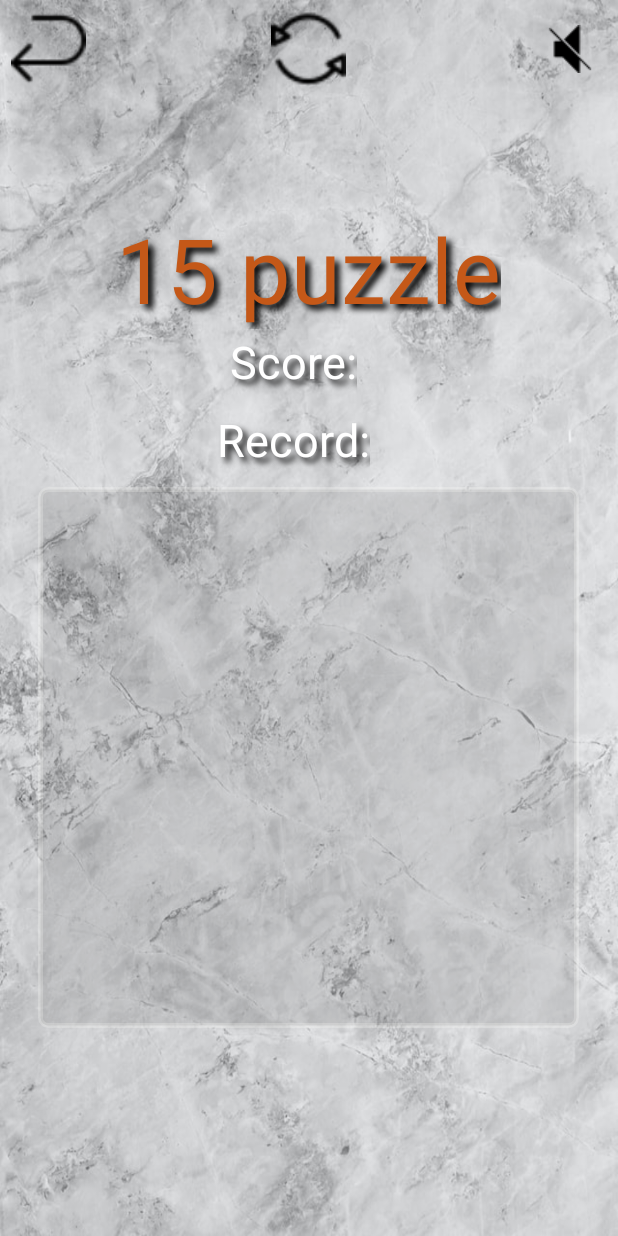
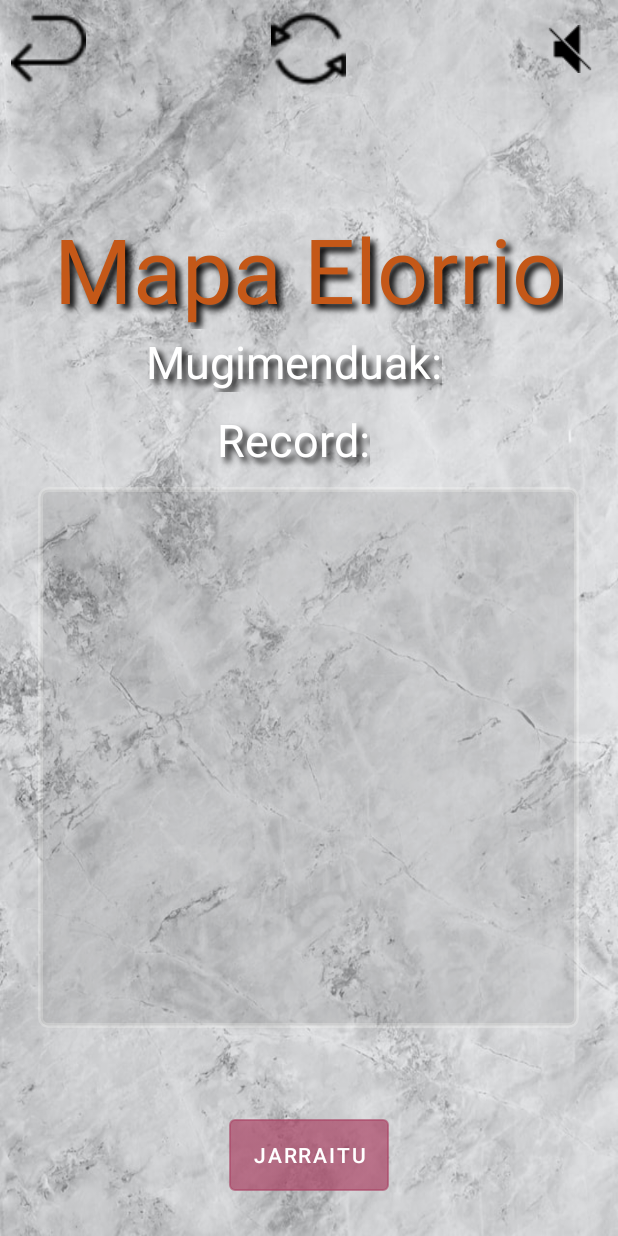
Before and after one commit to Javitrix01/DidaktikElorrioApp, an Android app: the layout activity_game15.xml on its own in the app's theme, with its tools: preview values and no code run, on a phone screen of 412 x 824 dp. Run offline under Robolectric (Android 15) with nearby library versions, the phone set to English and light mode, and no system bars; Roboto replaces fonts that are not available here.

Commit message:
Mas texto cambiado al euskera

```diff
--- a/DidaktikElorrioApp/app/src/main/res/layout/activity_game15.xml
+++ b/DidaktikElorrioApp/app/src/main/res/layout/activity_game15.xml
@@ -48,199 +48,213 @@
 
         <TextView
             android:id="@+id/gameTitle15"
-            android:text="@string/game15"
-            style="@style/textPuzzleStyle"/>
+            style="@style/textPuzzleStyle"
+            android:text="@string/game15" />
 
         <LinearLayout
-            android:orientation="horizontal"
             android:layout_width="wrap_content"
             android:layout_height="wrap_content"
             android:layout_gravity="center_horizontal"
-            android:layout_marginBottom="10dp">
+            android:layout_marginBottom="10dp"
+            android:orientation="horizontal">
 
             <TextView
                 android:id="@+id/tSScore15"
+                style="@style/textGameStyle"
                 android:text="@string/Score"
-                android:textSize="@dimen/textScore15"
-                style="@style/textGameStyle"/>
+                android:textSize="@dimen/textScore15" />
+
             <TextView
                 android:id="@+id/tScore15"
-                android:textSize="@dimen/textScore15"
-                style="@style/textGameStyle"/>
+                style="@style/textGameStyle"
+                android:textSize="@dimen/textScore15" />
         </LinearLayout>
 
         <LinearLayout
-            android:orientation="horizontal"
             android:layout_width="wrap_content"
             android:layout_height="wrap_content"
             android:layout_gravity="center_horizontal"
-            android:layout_marginBottom="10dp" >
+            android:layout_marginBottom="10dp"
+            android:orientation="horizontal">
 
             <TextView
                 android:id="@+id/textBestScore15"
+                style="@style/textGameStyle"
                 android:text="@string/bestScore"
-                android:textSize="@dimen/textRecord15"
-                style="@style/textGameStyle" />
+                android:textSize="@dimen/textRecord15" />
+
             <TextView
                 android:id="@+id/tBestScore15"
-                android:textSize="@dimen/textRecord15"
-                style="@style/textGameStyle" />
+                style="@style/textGameStyle"
+                android:textSize="@dimen/textRecord15" />
         </LinearLayout>
 
         <GridLayout
             android:layout_width="wrap_content"
             android:layout_height="wrap_content"
             android:layout_gravity="center"
+            android:background="@drawable/grid_border"
             android:columnCount="4"
-            android:rowCount="4"
-            android:background="@drawable/grid_border"
-            android:layoutDirection="ltr">
+            android:layoutDirection="ltr"
+            android:rowCount="4">
 
             <ImageButton
                 android:id="@+id/b1500"
+                style="@style/gridBGameStyle15"
                 android:layout_row="0"
                 android:layout_column="0"
-                style="@style/gridBGameStyle15"
+                android:layout_marginStart="@dimen/button_margin_border"
+                android:layout_marginTop="@dimen/button_margin_border"
                 android:layout_marginEnd="@dimen/button_margin"
-                android:layout_marginTop="@dimen/button_margin_border"
-                android:layout_marginStart="@dimen/button_margin_border"
-                android:contentDescription="@string/button"/>
+                android:contentDescription="@string/button" />
+
             <ImageButton
                 android:id="@+id/b1501"
+                style="@style/gridBGameStyle15"
                 android:layout_row="0"
                 android:layout_column="1"
-                style="@style/gridBGameStyle15"
+                android:layout_marginTop="@dimen/button_margin_border"
                 android:layout_marginEnd="@dimen/button_margin"
-                android:layout_marginTop="@dimen/button_margin_border"
                 android:contentDescription="@string/button" />
+
             <ImageButton
                 android:id="@+id/b1502"
+                style="@style/gridBGameStyle15"
                 android:layout_row="0"
                 android:layout_column="2"
-                style="@style/gridBGameStyle15"
+                android:layout_marginTop="@dimen/button_margin_border"
                 android:layout_marginEnd="@dimen/button_margin"
-                android:layout_marginTop="@dimen/button_margin_border"
 
-                android:contentDescription="@string/button"/>
+                android:contentDescription="@string/button" />
+
             <ImageButton
                 android:id="@+id/b1503"
+                style="@style/gridBGameStyle15"
                 android:layout_row="0"
                 android:layout_column="3"
-                style="@style/gridBGameStyle15"
                 android:layout_marginTop="@dimen/button_margin_border"
                 android:layout_marginEnd="@dimen/button_margin_border"
-                android:contentDescription="@string/button"/>
+                android:contentDescription="@string/button" />
 
             <ImageButton
                 android:id="@+id/b1510"
+                style="@style/gridBGameStyle15"
                 android:layout_row="1"
                 android:layout_column="0"
-                style="@style/gridBGameStyle15"
+                android:layout_marginStart="@dimen/button_margin_border"
+                android:layout_marginTop="@dimen/button_margin"
                 android:layout_marginEnd="@dimen/button_margin"
-                android:layout_marginTop="@dimen/button_margin"
-                android:layout_marginStart="@dimen/button_margin_border"
-                android:contentDescription="@string/button"/>
+                android:contentDescription="@string/button" />
+
             <ImageButton
                 android:id="@+id/b1511"
+                style="@style/gridBGameStyle15"
                 android:layout_row="1"
                 android:layout_column="1"
-                style="@style/gridBGameStyle15"
+                android:layout_marginTop="@dimen/button_margin"
                 android:layout_marginEnd="@dimen/button_margin"
-                android:layout_marginTop="@dimen/button_margin"
-                android:contentDescription="@string/button"/>
+                android:contentDescription="@string/button" />
+
             <ImageButton
                 android:id="@+id/b1512"
+                style="@style/gridBGameStyle15"
                 android:layout_row="1"
                 android:layout_column="2"
-                style="@style/gridBGameStyle15"
+                android:layout_marginTop="@dimen/button_margin"
                 android:layout_marginEnd="@dimen/button_margin"
-                android:layout_marginTop="@dimen/button_margin"
-                android:contentDescription="@string/button"/>
+                android:contentDescription="@string/button" />
+
             <ImageButton
                 android:id="@+id/b1513"
+                style="@style/gridBGameStyle15"
                 android:layout_row="1"
                 android:layout_column="3"
-                style="@style/gridBGameStyle15"
                 android:layout_marginTop="@dimen/button_margin"
-                android:contentDescription="@string/button"/>
+                android:contentDescription="@string/button" />
 
             <ImageButton
                 android:id="@+id/b1520"
+                style="@style/gridBGameStyle15"
                 android:layout_row="2"
                 android:layout_column="0"
-                style="@style/gridBGameStyle15"
+                android:layout_marginStart="@dimen/button_margin_border"
+                android:layout_marginTop="@dimen/button_margin"
                 android:layout_marginEnd="@dimen/button_margin"
-                android:layout_marginTop="@dimen/button_margin"
-                android:layout_marginStart="@dimen/button_margin_border"
-                android:contentDescription="@string/button"/>
+                android:contentDescription="@string/button" />
+
             <ImageButton
                 android:id="@+id/b1521"
+                style="@style/gridBGameStyle15"
                 android:layout_row="2"
                 android:layout_column="1"
-                style="@style/gridBGameStyle15"
+                android:layout_marginTop="@dimen/button_margin"
                 android:layout_marginEnd="@dimen/button_margin"
-                android:layout_marginTop="@dimen/button_margin"
-                android:contentDescription="@string/button"/>
+                android:contentDescription="@string/button" />
+
             <ImageButton
                 android:id="@+id/b1522"
+                style="@style/gridBGameStyle15"
                 android:layout_row="2"
                 android:layout_column="2"
-                style="@style/gridBGameStyle15"
+                android:layout_marginTop="@dimen/button_margin"
                 android:layout_marginEnd="@dimen/button_margin"
-                android:layout_marginTop="@dimen/button_margin"
-                android:contentDescription="@string/button"/>
+                android:contentDescription="@string/button" />
+
             <ImageButton
                 android:id="@+id/b1523"
+                style="@style/gridBGameStyle15"
                 android:layout_row="2"
                 android:layout_column="3"
-                style="@style/gridBGameStyle15"
                 android:layout_marginTop="@dimen/button_margin"
-                android:contentDescription="@string/button"/>
+                android:contentDescription="@string/button" />
 
             <ImageButton
                 android:id="@+id/b1530"
+                style="@style/gridBGameStyle15"
                 android:layout_row="3"
                 android:layout_column="0"
-                style="@style/gridBGameStyle15"
+                android:layout_marginStart="@dimen/button_margin_border"
+                android:layout_marginTop="@dimen/button_margin"
                 android:layout_marginEnd="@dimen/button_margin"
-                android:layout_marginTop="@dimen/button_margin"
-                android:layout_marginStart="@dimen/button_margin_border"
                 android:layout_marginBottom="@dimen/button_margin_border"
-                android:contentDescription="@string/button"/>
+                android:contentDescription="@string/button" />
+
             <ImageButton
                 android:id="@+id/b1531"
+                style="@style/gridBGameStyle15"
                 android:layout_row="3"
                 android:layout_column="1"
-                style="@style/gridBGameStyle15"
+                android:layout_marginTop="@dimen/button_margin"
                 android:layout_marginEnd="@dimen/button_margin"
-                android:layout_marginTop="@dimen/button_margin"
-                android:contentDescription="@string/button"/>
+                android:contentDescription="@string/button" />
+
             <ImageButton
                 android:id="@+id/b1532"
+                style="@style/gridBGameStyle15"
                 android:layout_row="3"
                 android:layout_column="2"
-                style="@style/gridBGameStyle15"
+                android:layout_marginTop="@dimen/button_margin"
                 android:layout_marginEnd="@dimen/button_margin"
-                android:layout_marginTop="@dimen/button_margin"
-                android:contentDescription="@string/button"/>
+                android:contentDescription="@string/button" />
+
             <ImageButton
                 android:id="@+id/b1533"
+                style="@style/gridBGameStyle15"
                 android:layout_row="3"
                 android:layout_column="3"
-                style="@style/gridBGameStyle15"
                 android:layout_marginTop="@dimen/button_margin"
-                android:contentDescription="@string/button"/>
+                android:contentDescription="@string/button" />
         </GridLayout>
 
     </LinearLayout>
+
     <Button
-        android:layout_marginBottom="30dp"
-        android:id="@+id/hint"
+        android:id="@+id/jarraituPuzzle"
         android:layout_width="wrap_content"
         android:layout_height="wrap_content"
-        android:text="@string/hint"
         android:layout_alignParentBottom="true"
-        android:visibility="invisible"
         android:layout_centerHorizontal="true"
-        android:background="@drawable/gradient_list"/>
+        android:layout_marginBottom="30dp"
+        android:background="@drawable/menubutton"
+        android:text="@string/jarraitu" />
 </RelativeLayout>
--- a/DidaktikElorrioApp/app/src/main/res/layout/activity_game9.xml
+++ b/DidaktikElorrioApp/app/src/main/res/layout/activity_game9.xml
@@ -185,6 +185,13 @@
                 android:layout_marginBottom="@dimen/button_margin_border"
                 android:contentDescription="@string/button" />
         </GridLayout>
+
+        <Button
+            android:id="@+id/button3"
+            android:layout_width="160dp"
+            android:layout_height="wrap_content"
+            android:background="@drawable/gradient_list"
+            android:text="Trampa Egin!!" />
     </LinearLayout>
 
     <Button
--- a/DidaktikElorrioApp/app/src/main/res/values/strings.xml
+++ b/DidaktikElorrioApp/app/src/main/res/values/strings.xml
@@ -16,9 +16,9 @@
     <string name="logo">lorrion Barne</string>
     <string name="developers">developer - Gal Tager</string>
     <string name="game8">Puzzle Mapa</string>
-    <string name="game15">15 puzzle</string>
+    <string name="game15">Mapa Elorrio</string>
     <string name="game24">24 puzzle</string>
-    <string name="Score">Score: </string>
+    <string name="Score">Mugimenduak: </string>
     <string name="bestScore">Record: </string>
     <string name="you_won">You have won! Congratulations!</string>
     <string name="about_title">About:</string>
```
Also changed, not shown: 26 other files.
